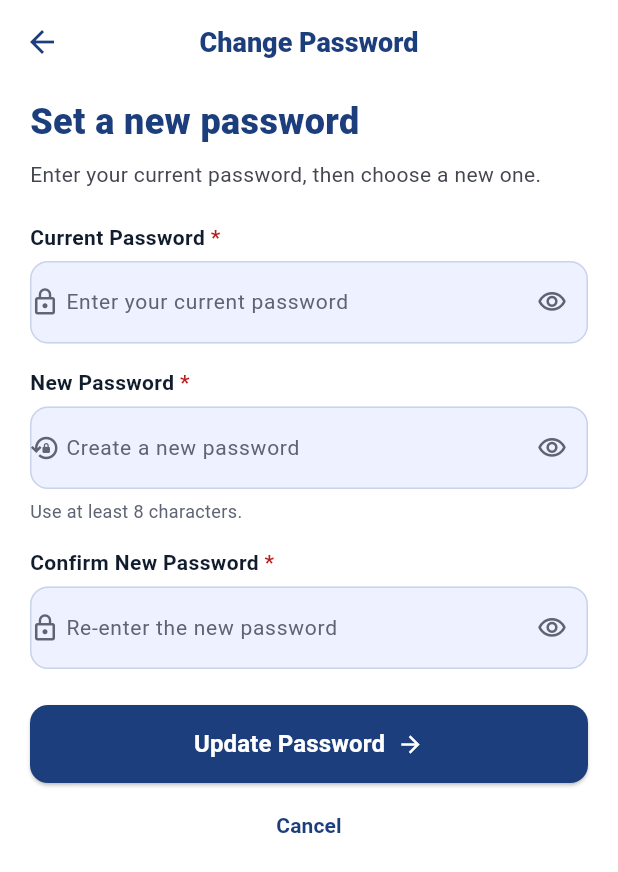
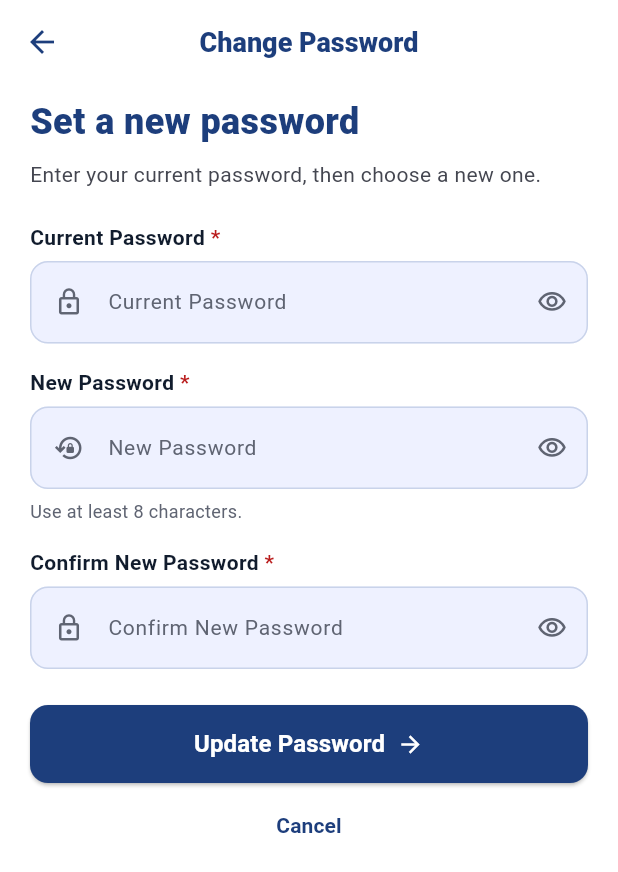
Before and after one commit to Itzmejian/UCU-ParkPermit, a Flutter app: the ChangePasswordScreen screen opened by its route, on a phone screen of 412 x 824 dp. Shown: the top 872 px of the screen. Run offline on Flutter 3.47's test engine with Material 3 defaults, Android fonts, the phone set to English and light mode, and no system bars; our stand-ins replace connectivity_plus, file_picker, flutter_image_compress, image_picker, supabase_flutter; missing offline and left inert: google_mlkit_text_recognition, mobile_scanner; accounts and stored records are empty.

Commit message:
Before Batch 19a

```diff
--- a/lib/screens/application/application_submitted_screen.dart
+++ b/lib/screens/application/application_submitted_screen.dart
@@ -124,7 +124,7 @@ class ApplicationSubmittedScreen extends StatelessWidget {
                     const _InfoRow(
                       icon: Icons.schedule,
                       title: 'Estimated review time',
-                      body: '24 to 48 business hours by the Campus Safety and Security Office.',
+                      body: '24 to 48 office hours by the Campus Safety and Security Office.',
                     ),
                     const SizedBox(height: 14),
                     const _InfoRow(
--- a/lib/screens/help/help_screen.dart
+++ b/lib/screens/help/help_screen.dart
@@ -34,7 +34,7 @@ const List<_Faq> _faqs = [
   _Faq(
     'Permits',
     'How long does the review take?',
-    'The Security Office usually reviews an application within 24 to 48 business hours. You will get a notification in the bell when something changes.',
+    'The Security Office usually reviews an application within 24 to 48 office hours. You will get a notification in the bell when something changes.',
   ),
   _Faq(
     'Permits',
--- a/lib/screens/help/permit_requirements_screen.dart
+++ b/lib/screens/help/permit_requirements_screen.dart
@@ -148,7 +148,7 @@ class PermitRequirementsScreen extends StatelessWidget {
                   _caption('GOOD TO KNOW'),
                   const SizedBox(height: 6),
                   _point('You can register up to $kMaxVehicles vehicles. A pending application counts as one.'),
-                  _point('The review takes about 24 to 48 business hours.'),
+                  _point('The review takes about 24 to 48 office hours.'),
                   _point('If your application is declined, you have 7 days to appeal.'),
                   _point('Your permit number is printed on the sticker. The guard checks the sticker at the gate.'),
                   _point('Renew your permit before it expires so you can keep parking on campus.'),
--- a/lib/screens/results/appeal_submitted_screen.dart
+++ b/lib/screens/results/appeal_submitted_screen.dart
@@ -168,7 +168,7 @@ class AppealSubmittedScreen extends StatelessWidget {
                     _row('Assigned to', 'Campus Security Office'),
                     _row(
                       'Expected time',
-                      '24 to 48 business hours',
+                      '24 to 48 office hours',
                       color: AppColors.goldDark,
                       last: true,
                     ),
--- a/lib/widgets/app_text_field.dart
+++ b/lib/widgets/app_text_field.dart
@@ -64,7 +64,10 @@ class _AppTextFieldState extends State<AppTextField> {
 
   Widget _prefix() {
     if (widget.prefixLabel == null) {
-      return Icon(widget.icon, size: 20, color: AppColors.textHint);
+      return Padding(
+        padding: const EdgeInsets.only(left: 16, right: 12),
+        child: Icon(widget.icon, size: 20, color: AppColors.textHint),
+      );
     }
     return Padding(
       padding: const EdgeInsets.only(left: 14, right: 10),
@@ -145,7 +148,7 @@ class _AppTextFieldState extends State<AppTextField> {
           autovalidateMode: AutovalidateMode.onUserInteraction,
           style: const TextStyle(fontSize: 15, color: AppColors.textDark),
           decoration: InputDecoration(
-            hintText: widget.hint,
+            hintText: widget.label.replaceAll(' (optional)', ''),
             hintStyle: const TextStyle(fontSize: 14, color: AppColors.textHint),
             prefixIcon: _prefix(),
             prefixIconConstraints:
--- a/pubspec.yaml
+++ b/pubspec.yaml
@@ -52,6 +52,7 @@ dev_dependencies:
   # package. See that file for information about deactivating specific lint
   # rules and activating additional ones.
   flutter_lints: ^6.0.0
+  flutter_launcher_icons: ^0.14.4
 
 # For information on the generic Dart part of this file, see the
 # following page: https://dart.dev/tools/pub/pubspec
```
Also changed, not shown: flutter_launcher_icons.yaml (added, +7 -0 lines), assets/icon/app_icon.png (added), assets/icon/app_icon_background.png (added), assets/icon/app_icon_foreground.png (added), pubspec.lock, 17 other files.
